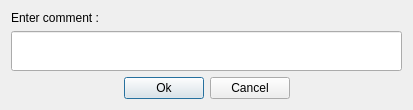
Old version of the form client/dlgcomment.ui in the repository tbikfalvi/Belenus.
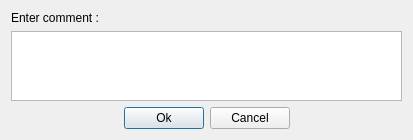
New version of the form.

```diff
--- a/client/dlgcomment.ui
+++ b/client/dlgcomment.ui
@@ -7,7 +7,7 @@
     <x>0</x>
     <y>0</y>
     <width>413</width>
-    <height>108</height>
+    <height>139</height>
    </rect>
   </property>
   <property name="windowTitle">
@@ -22,14 +22,7 @@
     </widget>
    </item>
    <item>
-    <widget class="QLineEdit" name="ledComment">
-     <property name="minimumSize">
-      <size>
-       <width>0</width>
-       <height>40</height>
-      </size>
-     </property>
-    </widget>
+    <widget class="QTextEdit" name="teComment"/>
    </item>
    <item>
     <layout class="QHBoxLayout" name="horizontalLayout">
```
